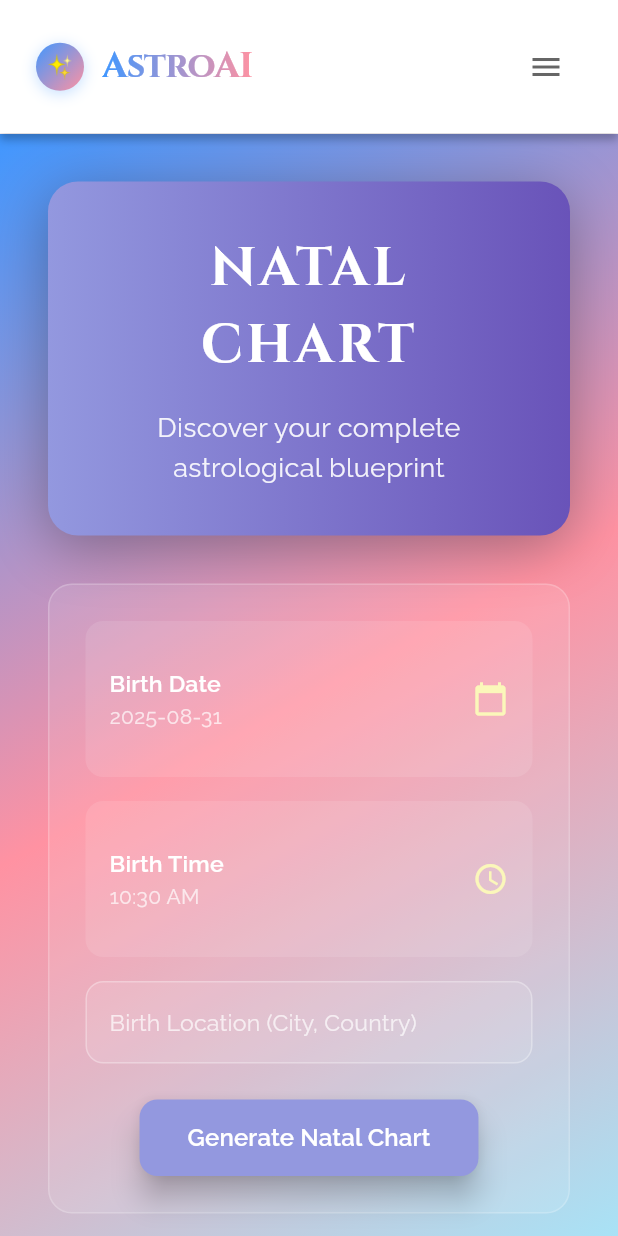
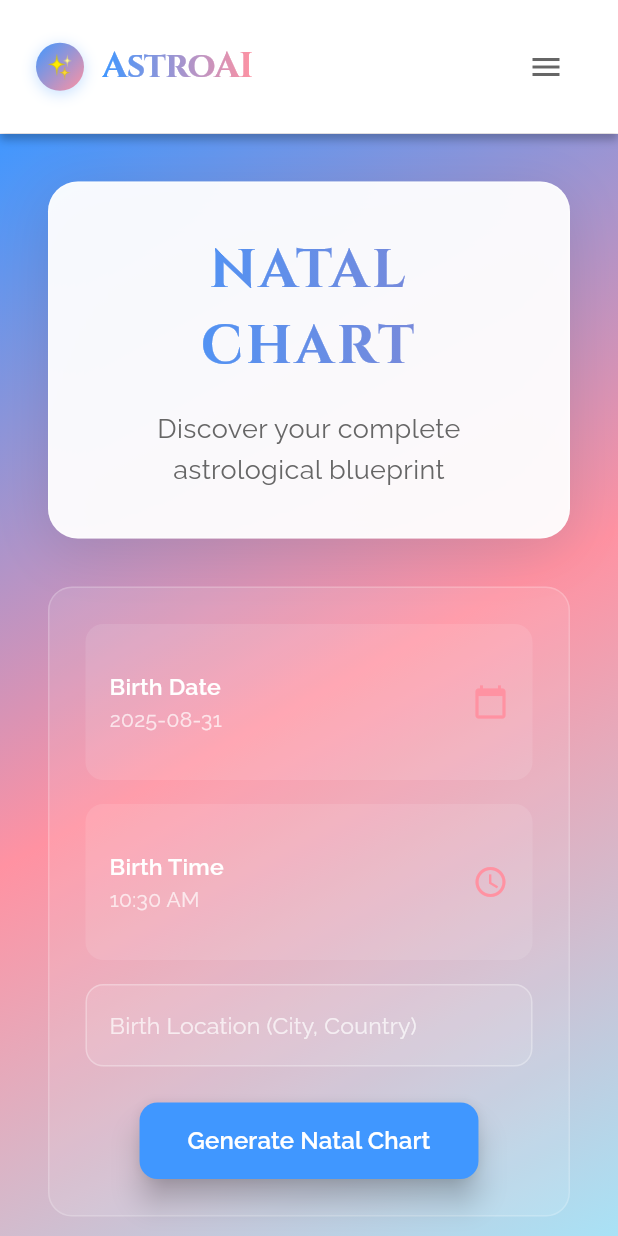
Before and after one commit to sailing-together/AstroAI, a Flutter app: the NatalChartPage screen opened by its route, on a phone screen of 412 x 824 dp. Run offline on Flutter 3.47's test engine with Material 3 defaults, Android fonts, the phone set to English and light mode, and no system bars; our stand-ins replace google_fonts, shared_preferences; missing offline and left inert: dart:html; accounts and stored records are empty.

Commit message:
Fix overly colorful styling in HoroscopePage and NatalChartPage
Improvements:
- Replace bright gradients with elegant white cards and subtle shadows
- Update hardcoded colors to use theme colors for consistency
- Add gradient text effects for better visual hierarchy
- Improve readability with proper contrast on cosmic background
- Replace purple/yellow accent colors with theme-based colors

🤖 Generated with [Claude Code](https://claude.ai/code)

Co-Authored-By: Claude <noreply@anthropic.com>

```diff
--- a/frontend/flutter/lib/pages/natal_chart_page.dart
+++ b/frontend/flutter/lib/pages/natal_chart_page.dart
@@ -226,13 +226,14 @@ class _NatalChartPageState extends State<NatalChartPage> {
                         Container(
                           padding: const EdgeInsets.all(32),
                           decoration: BoxDecoration(
-                            gradient: const LinearGradient(
-                              colors: [Color(0xFF9398DF), Color(0xFF6953B9)],
+                            color: Colors.white.withValues(alpha: 0.95),
+                            borderRadius: BorderRadius.circular(20),
+                            border: Border.all(
+                              color: Colors.white.withValues(alpha: 0.3),
                             ),
-                            borderRadius: BorderRadius.circular(20),
                             boxShadow: [
                               BoxShadow(
-                                color: Colors.black.withOpacity(0.3),
+                                color: Colors.black.withValues(alpha: 0.1),
                                 offset: const Offset(0, 8),
                                 blurRadius: 32,
                               ),
@@ -240,7 +241,14 @@ class _NatalChartPageState extends State<NatalChartPage> {
                           ),
                           child: Column(
                             children: [
-                              Text(
+                              ShaderMask(
+                                shaderCallback: (bounds) => LinearGradient(
+                                  colors: [
+                                    Theme.of(context).palette.primary,
+                                    Theme.of(context).palette.secondary,
+                                  ],
+                                ).createShader(bounds),
+                                child: Text(
                                   'NATAL CHART',
                                   style: GoogleFonts.cinzel(
                                     fontSize: 36,
@@ -250,12 +258,13 @@ class _NatalChartPageState extends State<NatalChartPage> {
                                   ),
                                   textAlign: TextAlign.center,
                                 ),
+                              ),
                               const SizedBox(height: 16),
                               Text(
                                 'Discover your complete astrological blueprint',
                                 style: GoogleFonts.raleway(
                                   fontSize: 18,
-                                  color: Colors.white.withOpacity(0.9),
+                                  color: Theme.of(context).palette.textSecondary,
                                   height: 1.5,
                                 ),
                                 textAlign: TextAlign.center,
@@ -286,7 +295,7 @@ class _NatalChartPageState extends State<NatalChartPage> {
                                       value: null, // Always show hint text
                                       isExpanded: true,
                                       hint: const Text("Select from History", style: TextStyle(color: Colors.white70)),
-                                      icon: const Icon(Icons.history, color: Color(0xFFFBF7BA)),
+                                      icon: Icon(Icons.history, color: Theme.of(context).palette.accent),
                                       dropdownColor: const Color(0xFF16213E),
                                       onChanged: (Map<String, dynamic>? newValue) {
                                         if (newValue != null) {
@@ -318,7 +327,7 @@ class _NatalChartPageState extends State<NatalChartPage> {
                                   contentPadding: EdgeInsets.zero,
                                   title: Text('Birth Date', style: GoogleFonts.raleway(color: Colors.white, fontWeight: FontWeight.w600)),
                                   subtitle: Text('${_selectedDate.toLocal()}'.split(' ')[0], style: GoogleFonts.raleway(color: Colors.white70)),
-                                  trailing: const Icon(Icons.calendar_today, color: Color(0xFFFBF7BA)),
+                                  trailing: Icon(Icons.calendar_today, color: Theme.of(context).palette.accent),
                                   onTap: () => _selectDate(context),
                                 ),
                               ),
@@ -335,7 +344,7 @@ class _NatalChartPageState extends State<NatalChartPage> {
                                   contentPadding: EdgeInsets.zero,
                                   title: Text('Birth Time', style: GoogleFonts.raleway(color: Colors.white, fontWeight: FontWeight.w600)),
                                   subtitle: Text(_selectedTime.format(context), style: GoogleFonts.raleway(color: Colors.white70)),
-                                  trailing: const Icon(Icons.access_time, color: Color(0xFFFBF7BA)),
+                                  trailing: Icon(Icons.access_time, color: Theme.of(context).palette.accent),
                                   onTap: () => _selectTime(context),
                                 ),
                               ),
@@ -356,7 +365,7 @@ class _NatalChartPageState extends State<NatalChartPage> {
                                   ),
                                   focusedBorder: OutlineInputBorder(
                                     borderRadius: BorderRadius.circular(12),
-                                    borderSide: const BorderSide(color: Color(0xFFFBF7BA)),
+                                    borderSide: BorderSide(color: Theme.of(context).palette.accent),
                                   ),
                                 ),
                               ),
@@ -366,7 +375,7 @@ class _NatalChartPageState extends State<NatalChartPage> {
                               ElevatedButton(
                                 onPressed: _isLoading ? null : _fetchNatalChart,
                                 style: ElevatedButton.styleFrom(
-                                  backgroundColor: const Color(0xFF9398DF),
+                                  backgroundColor: Theme.of(context).palette.primary,
                                   foregroundColor: Colors.white,
                                   padding: const EdgeInsets.symmetric(vertical: 16, horizontal: 32),
                                   shape: RoundedRectangleBorder(
```
Also changed, not shown: frontend/flutter/lib/pages.dart (+13 -12 lines). Lines whose indentation alone changed are shown as unchanged.
